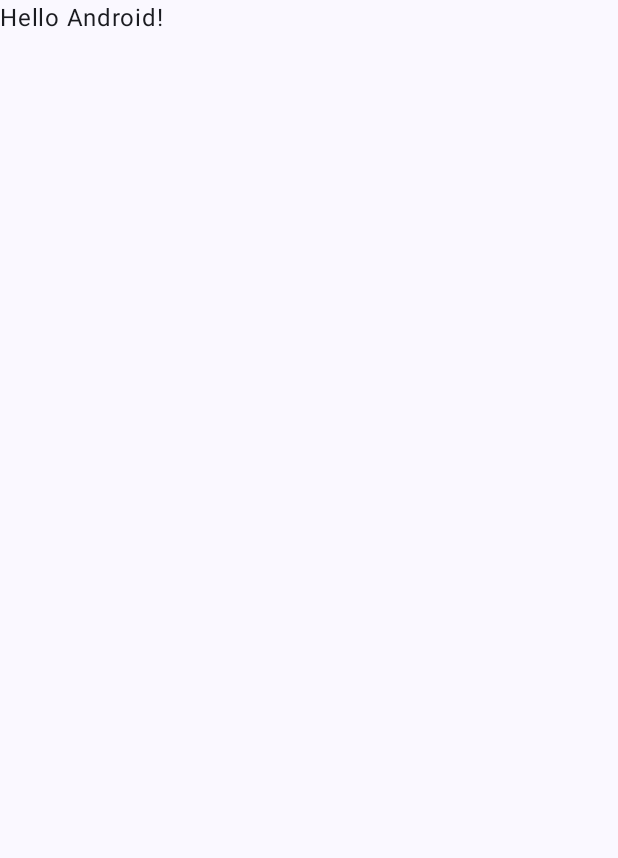
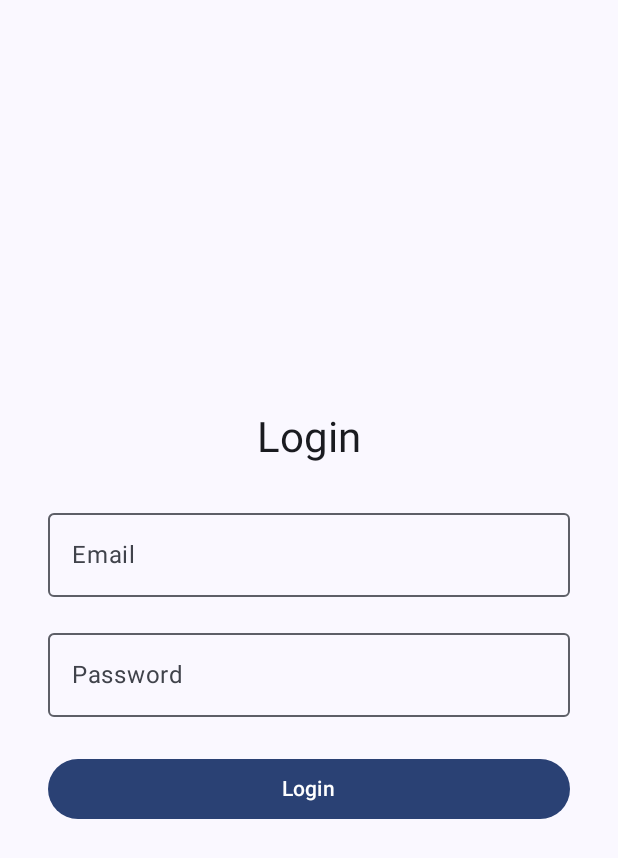
Before and after one commit to HAlGhanim/Cheque-Android, an Android app built with Jetpack Compose: the screen it shows after launch (MainActivity), on a phone screen of 412 x 824 dp. Before the commit the part shown is almost empty. Shown: the top 858 px of the screen. Run offline under Robolectric (Android 15) with nearby library versions, the phone set to English and light mode, and no system bars.

Commit message:
login functional

```diff
--- a/app/src/main/java/com/example/cheque_android/MainActivity.kt
+++ b/app/src/main/java/com/example/cheque_android/MainActivity.kt
@@ -1,56 +1,47 @@
 package com.example.cheque_android
 
-import android.content.Context
+import android.annotation.SuppressLint
 import android.os.Bundle
 import androidx.activity.ComponentActivity
 import androidx.activity.compose.setContent
 import androidx.activity.enableEdgeToEdge
+import androidx.compose.foundation.layout.Box
 import androidx.compose.foundation.layout.fillMaxSize
 import androidx.compose.foundation.layout.padding
 import androidx.compose.material3.Scaffold
-import androidx.compose.material3.Text
-import androidx.compose.runtime.Composable
 import androidx.compose.ui.Modifier
-import androidx.compose.ui.tooling.preview.Preview
+import androidx.navigation.compose.rememberNavController
+import com.example.cheque_android.navigation.AppNavigation
 import com.example.cheque_android.ui.theme.ChequeAndroidTheme
 import com.example.cheque_android.viewmodel.ChequeViewModel
+import kotlinx.coroutines.MainScope
+import kotlinx.coroutines.launch
 
 class MainActivity : ComponentActivity() {
+    @SuppressLint("CoroutineCreationDuringComposition", "ViewModelConstructorInComposable")
     override fun onCreate(savedInstanceState: Bundle?) {
         super.onCreate(savedInstanceState)
         enableEdgeToEdge()
         setContent {
             ChequeAndroidTheme {
+                val navController = rememberNavController()
+                val viewModel = ChequeViewModel(this)
+                viewModel.loadStoredToken()
+
+                if (!viewModel.token?.token.isNullOrBlank()) {
+                    MainScope().launch {
+                        navController.navigate("home") {
+                            popUpTo(0)
+                        }
+                    }
+                }
+
                 Scaffold(modifier = Modifier.fillMaxSize()) { innerPadding ->
-                    y(this)
-                    Greeting(
-                        name = "Android",
-                        modifier = Modifier.padding(innerPadding)
-                    )
+                    Box(modifier = Modifier.padding(innerPadding)) {
+                        AppNavigation(navController = navController, viewModel = viewModel)
+                    }
                 }
             }
         }
     }
 }
-
-fun y(context: Context) {
-    val viewModel = ChequeViewModel(context)
-    viewModel.getMyAccount()
-}
-
-
-@Composable
-fun Greeting(name: String, modifier: Modifier = Modifier) {
-    Text(
-        text = "Hello $name!",
-        modifier = modifier
-    )
-}
-
-@Preview(showBackground = true)
-@Composable
-fun GreetingPreview() {
-    ChequeAndroidTheme {
-        Greeting("Android")
-    }
-}
--- a/app/src/main/java/com/example/cheque_android/data/User.kt
+++ b/app/src/main/java/com/example/cheque_android/data/User.kt
@@ -3,8 +3,8 @@
 data class User(
     var email: String,
     var password: String,
-    var role: Role = Role.USER,
-    var token: String?
+    val role: Role? = null,
+    val token: String? = null
 )
 
 enum class Role {
--- /dev/null
+++ b/app/src/main/java/com/example/cheque_android/navigation/AppNavigation.kt
@@ -0,0 +1,22 @@
+package com.example.cheque_android.navigation
+
+import androidx.compose.runtime.Composable
+import androidx.navigation.NavHostController
+import androidx.navigation.compose.NavHost
+import androidx.navigation.compose.composable
+import com.example.cheque_android.ui.screens.HomeScreen
+import com.example.cheque_android.ui.screens.LoginScreen
+import com.example.cheque_android.viewmodel.ChequeViewModel
+
+@Composable
+fun AppNavigation(navController: NavHostController, viewModel: ChequeViewModel) {
+    NavHost(navController = navController, startDestination = Screen.Login.route) {
+        composable(Screen.Login.route) {
+            LoginScreen(viewModel = viewModel, navController = navController)
+        }
+        composable(Screen.Home.route) {
+            HomeScreen(viewModel = viewModel, navController = navController)
+        }
+
+    }
+}
--- /dev/null
+++ b/app/src/main/java/com/example/cheque_android/navigation/Screen.kt
@@ -0,0 +1,6 @@
+package com.example.cheque_android.navigation
+
+sealed class Screen(val route: String) {
+    object Login : Screen("login")
+    object Home : Screen("home")
+}
--- /dev/null
+++ b/app/src/main/java/com/example/cheque_android/ui/screens/LoginScreen.kt
@@ -0,0 +1,66 @@
+package com.example.cheque_android.ui.screens
+
+import androidx.compose.foundation.layout.*
+import androidx.compose.material3.*
+import androidx.compose.runtime.*
+import androidx.compose.ui.Alignment
+import androidx.compose.ui.Modifier
+import androidx.compose.ui.platform.LocalContext
+import androidx.compose.ui.text.input.PasswordVisualTransformation
+import androidx.compose.ui.unit.dp
+import androidx.navigation.NavController
+import com.example.cheque_android.navigation.Screen
+import com.example.cheque_android.viewmodel.ChequeViewModel
+
+@Composable
+fun LoginScreen(viewModel: ChequeViewModel, navController: NavController) {
+    val context = LocalContext.current
+    var username by remember { mutableStateOf("") }
+    var password by remember { mutableStateOf("") }
+    val token = viewModel.token
+
+    LaunchedEffect(token) {
+        if (!token?.token.isNullOrBlank()) {
+            navController.navigate(Screen.Home.route) {
+                popUpTo(Screen.Login.route) { inclusive = true }
+            }
+        }
+    }
+
+    Column(
+        modifier = Modifier
+            .fillMaxSize()
+            .padding(32.dp),
+        verticalArrangement = Arrangement.Center,
+        horizontalAlignment = Alignment.CenterHorizontally
+    ) {
+        Text("Login", style = MaterialTheme.typography.headlineMedium)
+
+        Spacer(modifier = Modifier.height(24.dp))
+
+        OutlinedTextField(
+            value = username,
+            onValueChange = { username = it },
+            label = { Text("Email") },
+            modifier = Modifier.fillMaxWidth()
+        )
+
+        Spacer(modifier = Modifier.height(16.dp))
+
+        OutlinedTextField(
+            value = password,
+            onValueChange = { password = it },
+            label = { Text("Password") },
+            visualTransformation = PasswordVisualTransformation(),
+            modifier = Modifier.fillMaxWidth()
+        )
+
+        Spacer(modifier = Modifier.height(24.dp))
+
+        Button(onClick = {
+            viewModel.login(username, password)
+        }, modifier = Modifier.fillMaxWidth()) {
+            Text("Login")
+        }
+    }
+}
```
Also changed, not shown: app/src/main/java/com/example/cheque_android/ui/screens/HomeScreen.kt (added, +37 -0 lines), app/src/main/java/com/example/cheque_android/viewmodel/ChequeViewModel.kt (+6 -23 lines).
